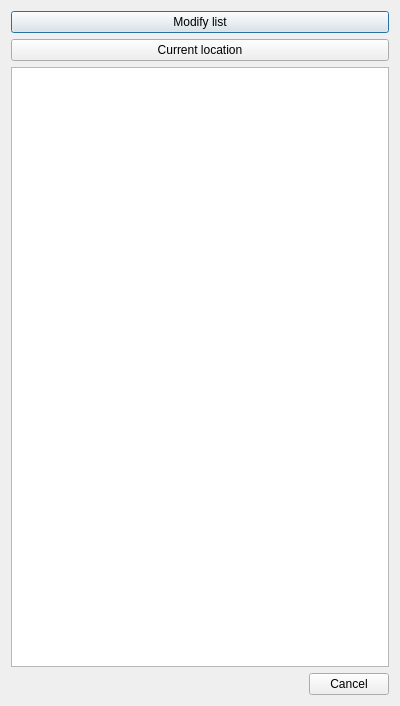
First picture: the form in zouba/src/gui/favoriteselectiondialog.ui, repository nikobockerman/AtoBe, before the edit.
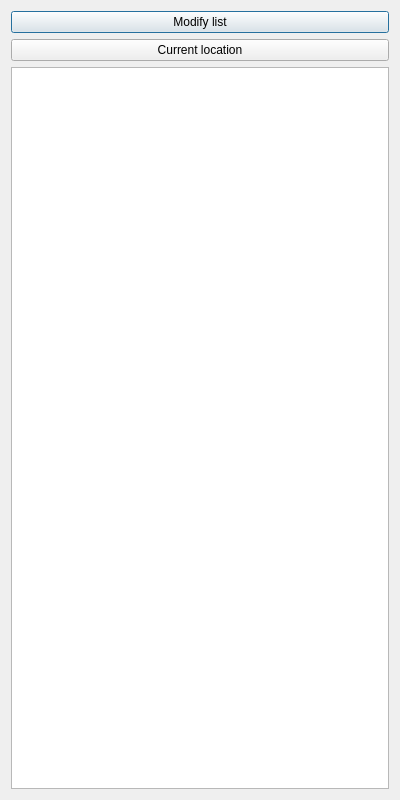
Second picture: the form after the edit.

The edit to the form file:
```diff
--- a/zouba/src/gui/favoriteselectiondialog.ui
+++ b/zouba/src/gui/favoriteselectiondialog.ui
@@ -7,7 +7,7 @@
     <x>0</x>
     <y>0</y>
     <width>400</width>
-    <height>300</height>
+    <height>800</height>
    </rect>
   </property>
   <property name="windowTitle">
@@ -33,24 +33,20 @@
    </item>
    <item>
     <widget class="QListWidget" name="locations">
+     <property name="sizePolicy">
+      <sizepolicy hsizetype="Expanding" vsizetype="Expanding">
+       <horstretch>0</horstretch>
+       <verstretch>0</verstretch>
+      </sizepolicy>
+     </property>
      <property name="minimumSize">
       <size>
        <width>0</width>
-       <height>600</height>
+       <height>0</height>
       </size>
      </property>
     </widget>
    </item>
-   <item>
-    <widget class="QDialogButtonBox" name="buttonBox">
-     <property name="orientation">
-      <enum>Qt::Horizontal</enum>
-     </property>
-     <property name="standardButtons">
-      <set>QDialogButtonBox::Cancel</set>
-     </property>
-    </widget>
-   </item>
   </layout>
  </widget>
  <resources/>
```
Left out of the diff: 35 changed lines with no effect on the pictures.
